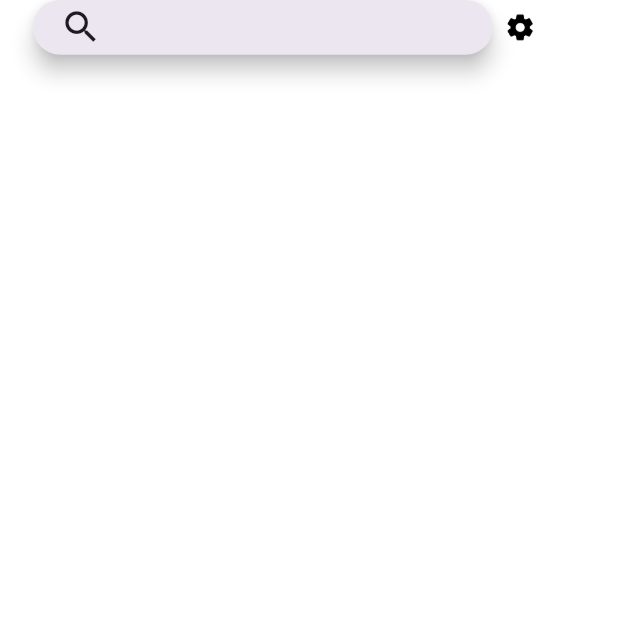
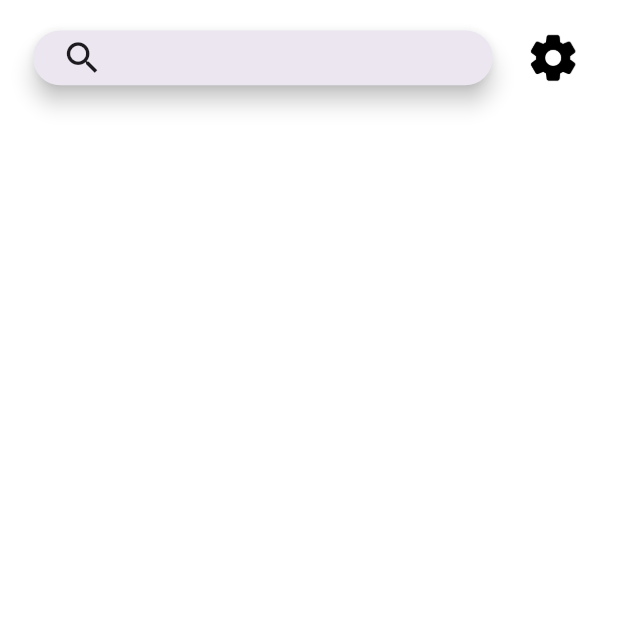
Before and after one commit to ahmetereng/readfastv2, a Flutter app: the screen it shows after launch, on a phone screen of 412 x 824 dp, the top half of it. Run offline on Flutter 3.47's test engine with Material 3 defaults, Android fonts, the phone set to English and light mode, and no system bars; our stand-ins replace easy_localization, flutter_screenutil, get, google_fonts; missing offline and left inert: easy_localization_loader.

Commit message:
fix bugs
settings icon, paddings, commas

```diff
--- a/lib/constants/colors.dart
+++ b/lib/constants/colors.dart
@@ -9,6 +9,6 @@ class AppColors {
   static const Color blue = Color(0xff3B76D7);
   static const Color red = Color(0xffBB2233);
   static const Color orange = Color(0xffFA8603);
-  static const Color aumnWhite = Color(0xffFAE3CF);
-  static const Color fmentBlue = Color(0xff0A0F24);
+  static const Color autumnWhite = Color(0xffFAE3CF);
+  static const Color firmamentBlue = Color(0xff0A0F24);
 }
--- a/lib/constants/padding.dart
+++ b/lib/constants/padding.dart
@@ -5,4 +5,7 @@ class AppPaddings {
   static EdgeInsets generalWidth = EdgeInsets.symmetric(
     horizontal: 20.w,
   );
+  static EdgeInsets generalHeight = EdgeInsets.symmetric(
+    vertical: 20.h,
+  );
 }
--- a/lib/main.dart
+++ b/lib/main.dart
@@ -6,6 +6,7 @@ import 'package:get/get.dart';
 //import 'package:readfastv2/constants/colors.dart';
 import 'package:readfastv2/constants/routes.dart';
 import 'package:readfastv2/screens/home/home_screen.dart';
+
 void main() async {
   WidgetsFlutterBinding.ensureInitialized();
   await EasyLocalization.ensureInitialized();
@@ -40,7 +41,6 @@ class ReadFast extends StatelessWidget {
             name: Routes.home,
             page: () => const HomeScreen(),
           ),
-
         ],
       ),
     );
--- a/lib/screens/home/home_screen.dart
+++ b/lib/screens/home/home_screen.dart
@@ -13,17 +13,24 @@ class HomeScreen extends StatelessWidget {
     return SafeArea(
       child: Scaffold(
         backgroundColor: Colors.white,
-          body: Column(children: [
+        body: Padding(
+          padding: AppPaddings.generalHeight,
+          child: Column(
+            children: [
               Padding(
                 padding: AppPaddings.generalWidth,
                 child: Row(
                   children: [
-                  const SearchBarWidget(),
+                    _buildSearchBar(),
+                    20.horizontalSpace,
                     _buildSettingsIcon(),
                   ],
                 ),
               ),
-          ])),
+            ],
+          ),
+        ),
+      ),
     );
   }
 
@@ -31,40 +38,21 @@ class HomeScreen extends StatelessWidget {
     return SizedBox(
       width: 36.h,
       height: 36.h,
-      child: IconButton(
-          onPressed: () {}, icon: Image.asset("assets/images/stttngs.png")),
+      child: GestureDetector(
+        onTap: () {},
+        child: Image.asset("assets/images/stttngs.png"),
+      ),
     );
   }
-}
 
-/* class Settings extends StatelessWidget {
-  const Settings({
-    super.key,
-  });
-
-  @override
-  Widget build(BuildContext context) {
-    return Padding(
-      padding: EdgeInsets.fromLTRB(0, 67.h, 20.w, 0),
-      child:
-    );
-  }
-} */
-
-class SearchBarWidget extends StatelessWidget {
-  const SearchBarWidget({
-    super.key,
-  });
-
-  @override
-  Widget build(BuildContext context) {
+  Widget _buildSearchBar() {
     return SizedBox(
       width: 279.w,
       height: 36.h,
-      child: const SearchBar(
+      child: SearchBar(
         leading: Padding(
-          padding: const EdgeInsets.only(left: 10),
-          child: Icon(
+          padding: EdgeInsets.only(left: 10.w),
+          child: const Icon(
             Icons.search,
             size: 28,
           ),
```
Lines whose indentation alone changed are shown as unchanged.
